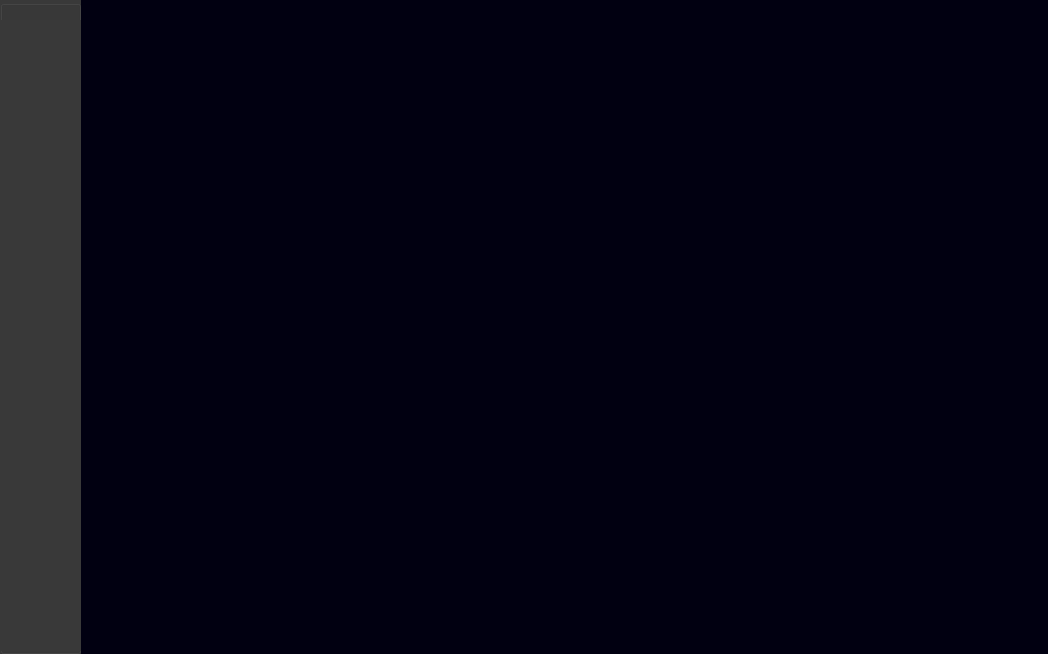
RuoYao0824/UI, file mainwindow.ui: the form before one commit.
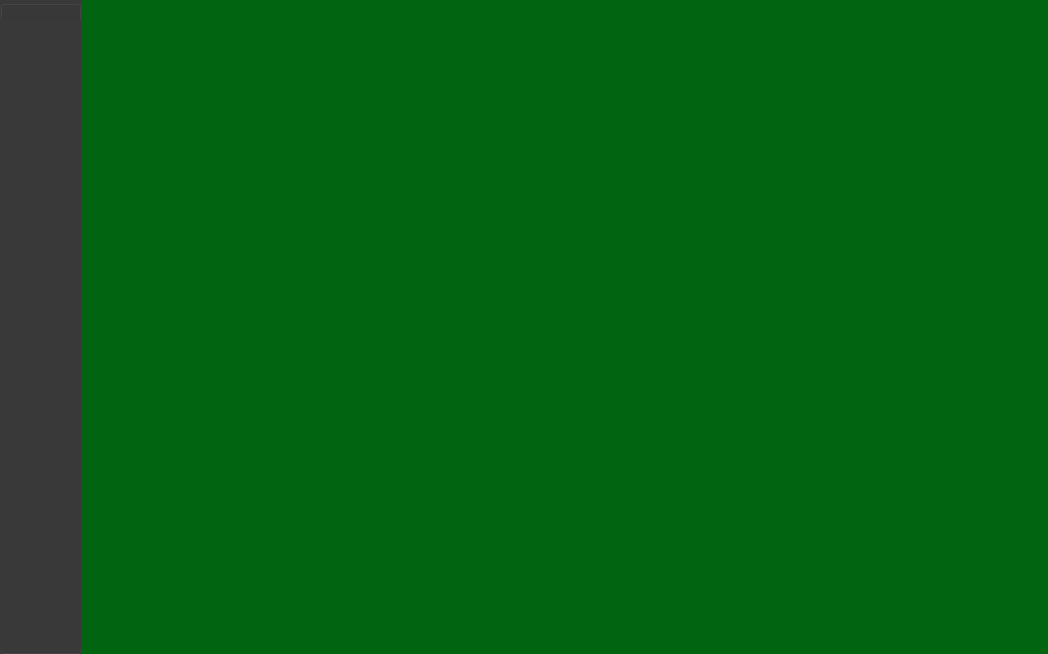
The form after the commit. Icons and pictures are not drawn.

Commit message: quit button

What changed in the file:
```diff
--- a/mainwindow.ui
+++ b/mainwindow.ui
@@ -14,7 +14,7 @@
    <string>MainWindow</string>
   </property>
   <property name="styleSheet">
-   <string notr="true">background-color: rgb(1, 0, 17);</string>
+   <string notr="true">background-color: rgb(1, 100, 17);</string>
   </property>
   <widget class="QWidget" name="centralwidget">
    <widget class="QGroupBox" name="title">
@@ -142,6 +142,18 @@
      </layout>
     </widget>
    </widget>
+   <widget class="QStackedWidget" name="stackedWidget">
+    <property name="geometry">
+     <rect>
+      <x>90</x>
+      <y>30</y>
+      <width>951</width>
+      <height>621</height>
+     </rect>
+    </property>
+    <widget class="QWidget" name="page"/>
+    <widget class="QWidget" name="page_2"/>
+   </widget>
   </widget>
  </widget>
  <resources>
```
Left out of the diff: 4 changed lines with no effect on the pictures. The commit also changes 3 other files.
